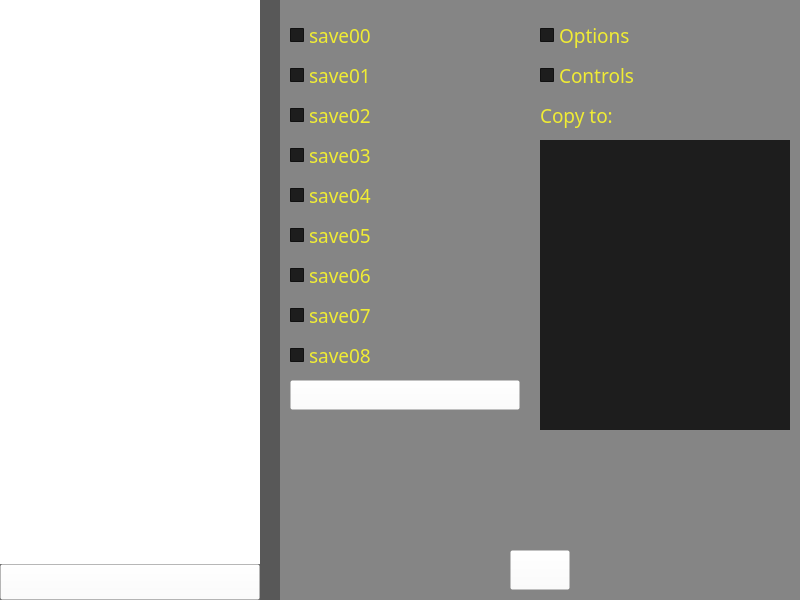
Old version of the form resource/interface.ui in the repository XiadaOku/VMM.
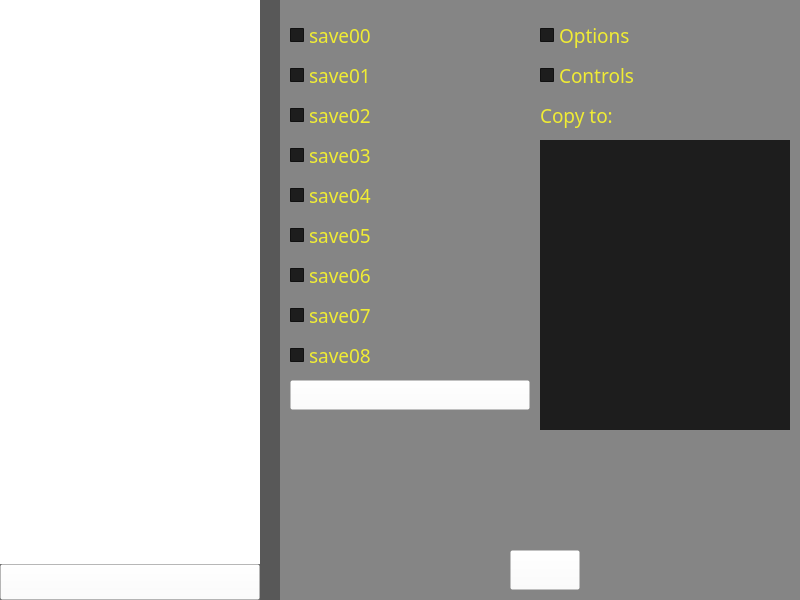
New version of the form. Icons and pictures are not drawn.

The edit to the form file:
```diff
--- a/resource/interface.ui
+++ b/resource/interface.ui
@@ -319,9 +319,9 @@
    <widget class="QLabel" name="txt_delFolder">
     <property name="geometry">
      <rect>
-      <x>100</x>
+      <x>0</x>
       <y>0</y>
-      <width>200</width>
+      <width>400</width>
       <height>41</height>
      </rect>
     </property>
@@ -640,7 +640,7 @@
       <x>-1</x>
       <y>-1</y>
       <width>523</width>
-      <height>603</height>
+      <height>610</height>
      </rect>
     </property>
     <property name="sizePolicy">
@@ -2282,7 +2282,7 @@
      <rect>
       <x>10</x>
       <y>380</y>
-      <width>230</width>
+      <width>240</width>
       <height>30</height>
      </rect>
     </property>
@@ -2480,7 +2480,7 @@
      <rect>
       <x>230</x>
       <y>550</y>
-      <width>60</width>
+      <width>70</width>
       <height>40</height>
      </rect>
     </property>
@@ -3306,7 +3306,7 @@
      <rect>
       <x>455</x>
       <y>189</y>
-      <width>50</width>
+      <width>60</width>
       <height>30</height>
      </rect>
     </property>
@@ -3824,7 +3824,7 @@
      <rect>
       <x>20</x>
       <y>330</y>
-      <width>230</width>
+      <width>240</width>
       <height>32</height>
      </rect>
     </property>
@@ -4062,10 +4062,10 @@
    <widget class="QPushButton" name="button_language">
     <property name="geometry">
      <rect>
-      <x>455</x>
-      <y>49</y>
-      <width>50</width>
-      <height>30</height>
+      <x>470</x>
+      <y>40</y>
+      <width>31</width>
+      <height>42</height>
      </rect>
     </property>
     <property name="sizePolicy">
@@ -4086,7 +4086,7 @@
      <rect>
       <x>455</x>
       <y>99</y>
-      <width>50</width>
+      <width>60</width>
       <height>30</height>
      </rect>
     </property>
@@ -4171,7 +4171,7 @@
      <rect>
       <x>420</x>
       <y>10</y>
-      <width>86</width>
+      <width>90</width>
       <height>30</height>
      </rect>
     </property>
@@ -4194,7 +4194,7 @@
      <rect>
       <x>455</x>
       <y>279</y>
-      <width>50</width>
+      <width>60</width>
       <height>30</height>
      </rect>
     </property>
```
Left out of the diff: 238 changed lines with no effect on the pictures.
